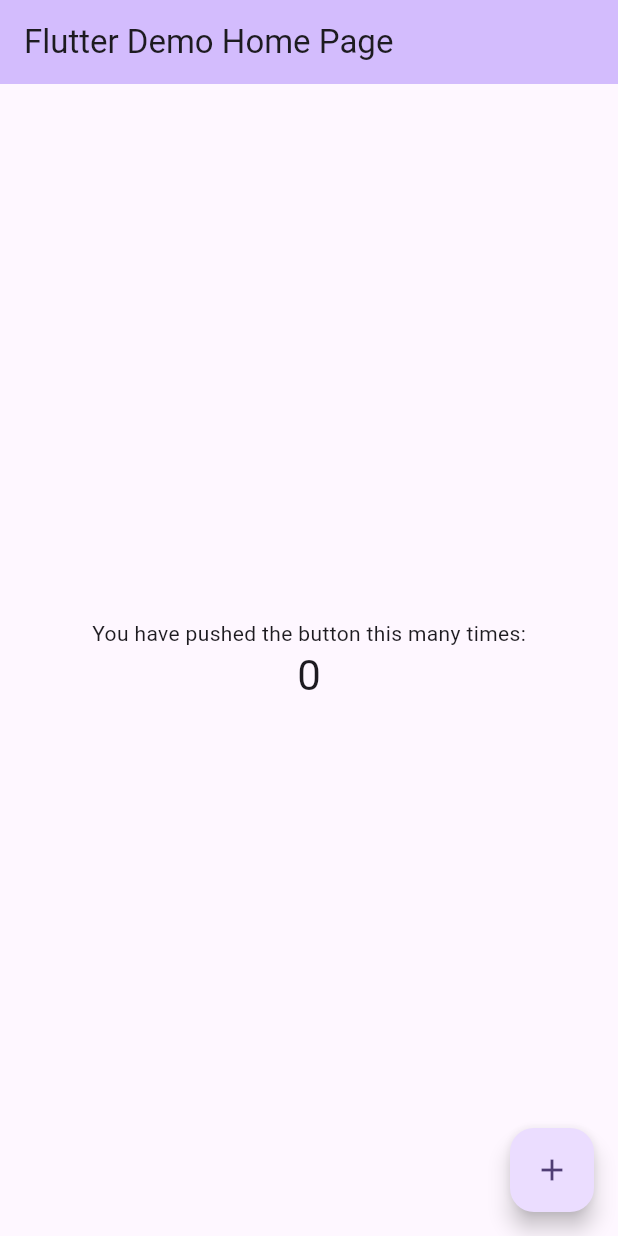
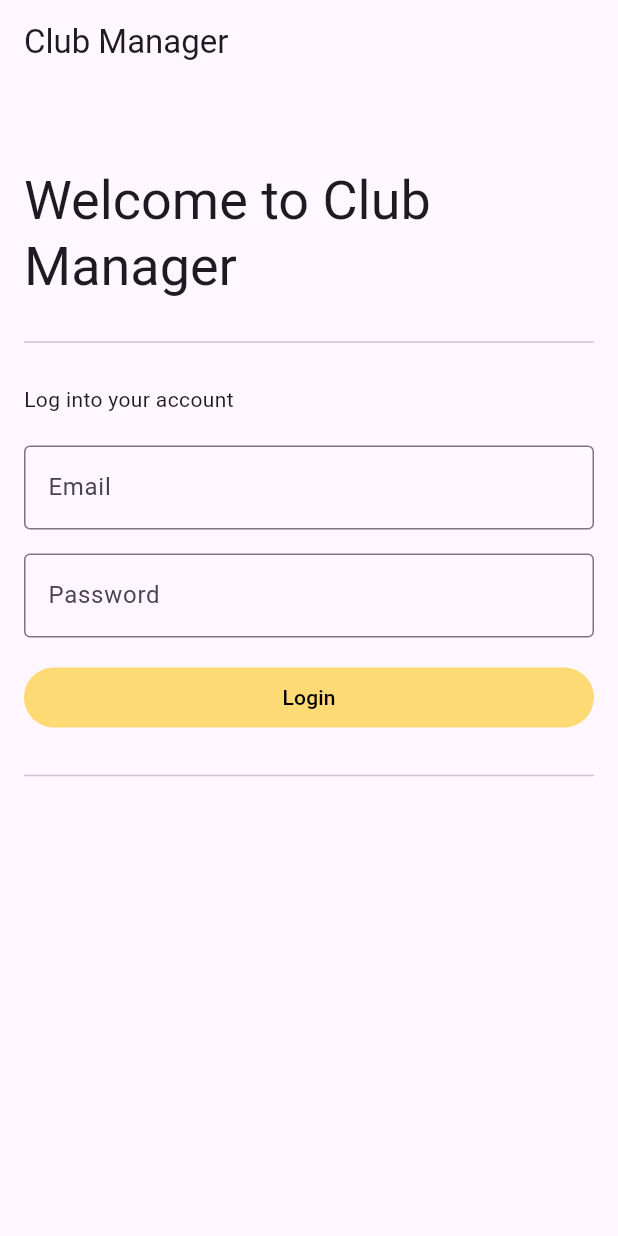
Before and after one commit to igustr/icd0018-hybridmobile-club-managment, a Flutter app: the screen it shows after launch, on a phone screen of 412 x 824 dp. Run offline on Flutter 3.47's test engine with Material 3 defaults, Android fonts, the phone set to English and light mode, and no system bars; our stand-ins replace firebase_core, flutter_riverpod; accounts and stored records are empty; generated files the repository leaves out were written again.

Commit message:
auth part 1

```diff
--- a/lib/main.dart
+++ b/lib/main.dart
@@ -1,6 +1,7 @@
 import 'package:flutter/material.dart';
 import 'package:firebase_core/firebase_core.dart';
 import 'package:icd0018_hybridmobile_club_managment/firebase_options.dart';
+import 'package:icd0018_hybridmobile_club_managment/views/login/login_view.dart';
 
 void main() async {
   WidgetsFlutterBinding.ensureInitialized();
@@ -13,116 +14,15 @@ void main() async {
 class MyApp extends StatelessWidget {
   const MyApp({super.key});
 
-  // This widget is the root of your application.
   @override
   Widget build(BuildContext context) {
     return MaterialApp(
       title: 'Flutter Demo',
       theme: ThemeData(
-        // This is the theme of your application.
-        //
-        // TRY THIS: Try running your application with "flutter run". You'll see
-        // the application has a purple toolbar. Then, without quitting the app,
-        // try changing the seedColor in the colorScheme below to Colors.green
-        // and then invoke "hot reload" (save your changes or press the "hot
-        // reload" button in a Flutter-supported IDE, or press "r" if you used
-        // the command line to start the app).
-        //
-        // Notice that the counter didn't reset back to zero; the application
-        // state is not lost during the reload. To reset the state, use hot
-        // restart instead.
-        //
-        // This works for code too, not just values: Most code changes can be
-        // tested with just a hot reload.
+
         colorScheme: ColorScheme.fromSeed(seedColor: Colors.deepPurple),
       ),
-      home: const MyHomePage(title: 'Flutter Demo Home Page'),
+      home: const LoginView(),
     );
   }
 }
-
-class MyHomePage extends StatefulWidget {
-  const MyHomePage({super.key, required this.title});
-
-  // This widget is the home page of your application. It is stateful, meaning
-  // that it has a State object (defined below) that contains fields that affect
-  // how it looks
-
-  // This class is the configuration for the state. It holds the values (in this
-  // case the title) provided by the parent (in this case the App widget) and
-  // used by the build method of the State. Fields in a Widget subclass are
-  // always marked "final".
-
-  final String title;
-
-  @override
-  State<MyHomePage> createState() => _MyHomePageState();
-}
-
-class _MyHomePageState extends State<MyHomePage> {
-  int _counter = 0;
-
-  void _incrementCounter() {
-    setState(() {
-      // This call to setState tells the Flutter framework that something has
-      // changed in this State, which causes it to rerun the build method below
-      // so that the display can reflect the updated values. If we changed
-      // _counter without calling setState(), then the build method would not be
-      // called again, and so nothing would appear to happen.
-      _counter++;
-    });
-  }
-
-  @override
-  Widget build(BuildContext context) {
-    // This method is rerun every time setState is called, for instance as done
-    // by the _incrementCounter method above.
-    //
-    // The Flutter framework has been optimized to make rerunning build methods
-    // fast, so that you can just rebuild anything that needs updating rather
-    // than having to individually change instances of widgets.
-    return Scaffold(
-      appBar: AppBar(
-        // TRY THIS: Try changing the color here to a specific color (to
-        // Colors.amber, perhaps?) and trigger a hot reload to see the AppBar
-        // change color while the other colors stay the same.
-        backgroundColor: Theme.of(context).colorScheme.inversePrimary,
-        // Here we take the value from the MyHomePage object that was created by
-        // the App.build method, and use it to set our appbar title.
-        title: Text(widget.title),
-      ),
-      body: Center(
-        // Center is a layout widget. It takes a single child and positions it
-        // in the middle of the parent.
-        child: Column(
-          // Column is also a layout widget. It takes a list of children and
-          // arranges them vertically. By default, it sizes itself to fit its
-          // children horizontally, and tries to be as tall as its parent.
-          //
-          // Column has various properties to control how it sizes itself and
-          // how it positions its children. Here we use mainAxisAlignment to
-          // center the children vertically; the main axis here is the vertical
-          // axis because Columns are vertical (the cross axis would be
-          // horizontal).
-          //
-          // TRY THIS: Invoke "debug painting" (choose the "Toggle Debug Paint"
-          // action in the IDE, or press "p" in the console), to see the
-          // wireframe for each widget.
-          mainAxisAlignment: MainAxisAlignment.center,
-          children: <Widget>[
-            const Text('You have pushed the button this many times:'),
-            Text(
-              '$_counter',
-              style: Theme.of(context).textTheme.headlineMedium,
-            ),
-          ],
-        ),
-      ),
-      floatingActionButton: FloatingActionButton(
-        onPressed: _incrementCounter,
-        tooltip: 'Increment',
-        child: const Icon(Icons.add),
-      ), // This trailing comma makes auto-formatting nicer for build methods.
-    );
-  }
-}
--- /dev/null
+++ b/lib/views/constants/app_colors.dart
@@ -0,0 +1,26 @@
+import 'package:flutter/material.dart';
+
+@immutable
+class AppColors {
+  const AppColors._();
+
+  // Main colours
+  static const Color primaryBlue = Color(0xFF0033A0);
+  static const Color lightBlue = Color(0xFF007BFF);
+  static const Color skyBlue = Color(0xFFB3E5FC);
+
+  // Neutral
+  static const Color white = Colors.white;
+  static const Color black = Colors.black;
+  static const Color darkGrey = Color(0xFF121212);
+  static const Color grey = Color(0xFF9E9E9E);
+
+  // Errors and success
+  static const Color accentGold = Color(0xFFFEDA75);
+  static const Color errorRed = Color(0xFFE53935);
+  static const Color successGreen = Color(0xFF43A047);
+
+  // Buttons and text
+  static const Color loginButtonColor = accentGold;
+  static const Color loginButtonTextColor = black;
+}
--- /dev/null
+++ b/lib/views/constants/strings.dart
@@ -0,0 +1,8 @@
+import 'package:flutter/foundation.dart';
+
+@immutable
+class Strings {
+  static const appName = 'Club Manager';
+  static const welcomeToAppName = 'Welcome to $appName';
+  static const logIntoYourAccount = 'Log into your account';
+}
--- /dev/null
+++ b/lib/views/login/login_view.dart
@@ -0,0 +1,132 @@
+import 'package:flutter/material.dart';
+import 'package:flutter_riverpod/flutter_riverpod.dart';
+import 'package:icd0018_hybridmobile_club_managment/views/constants/strings.dart';
+
+//import 'package:icd0018_hybridmobile_club_managment/state/auth/models/auth_result.dart';
+//import 'package:icd0018_hybridmobile_club_managment/state/auth/models/auth_state.dart';
+//import 'package:icd0018_hybridmobile_club_managment/state/auth/providers/authentication_provider.dart';
+import 'package:icd0018_hybridmobile_club_managment/views/constants/app_colors.dart';
+import 'package:icd0018_hybridmobile_club_managment/views/login/widgets/divider_with_margins.dart';
+
+class LoginView extends ConsumerStatefulWidget {
+  const LoginView({super.key});
+
+  @override
+  _LoginViewState createState() => _LoginViewState();
+}
+
+class _LoginViewState extends ConsumerState<LoginView> {
+  final _emailController = TextEditingController();
+  final _passwordController = TextEditingController();
+  final _formKey = GlobalKey<FormState>();
+
+  String? _validateEmail(String? email) {
+    if (email == null || email.isEmpty) {
+      return 'Please enter your email';
+    }
+    final emailRegex = RegExp(r'^[a-zA-Z0-9._]+@[a-zA-Z0-9]+\.[a-zA-Z]+');
+    if (!emailRegex.hasMatch(email)) {
+      return 'Please enter a valid email';
+    }
+
+    return null;
+  }
+
+  String? _validatePassword(String? password) {
+    if (password == null || password.isEmpty) {
+      return 'Please enter your password';
+    }
+    if (password.length < 5) {
+      return 'Password must be at least 5 characters long';
+    }
+    if (!RegExp(r'[A-Z]').hasMatch(password)) {
+      return 'Password must contain at least one uppercase letter';
+    }
+    return null;
+  }
+
+  @override
+  void dispose() {
+    _emailController.dispose();
+    _passwordController.dispose();
+    super.dispose();
+  }
+
+  Future<void> _attemptLogin() async {
+    if (_formKey.currentState!.validate()) {
+      final email = _emailController.text;
+      final password = _passwordController.text;
+
+      final authProvider = ref.read(authenticationProvider.notifier);
+      await authProvider.loginWithEmailAndPassword(email, password);
+    }
+  }
+
+  @override
+  Widget build(BuildContext context) {
+    return Scaffold(
+      appBar: AppBar(title: const Text(Strings.appName)),
+      body: Padding(
+        padding: const EdgeInsets.all(16),
+        child: SingleChildScrollView(
+          child: Form(
+            key: _formKey,
+            child: Column(
+              crossAxisAlignment: CrossAxisAlignment.stretch,
+              children: [
+                const SizedBox(height: 40),
+                // Header text
+                Text(
+                  Strings.welcomeToAppName,
+                  style: Theme.of(context).textTheme.displaySmall,
+                ),
+                const DividerWithMargins(20),
+                Text(
+                  Strings.logIntoYourAccount,
+                  style: Theme.of(
+                    context,
+                  ).textTheme.bodyMedium?.copyWith(height: 1.5),
+                ),
+                const SizedBox(height: 20),
+                // Email field
+                TextFormField(
+                  controller: _emailController,
+                  decoration: const InputDecoration(
+                    labelText: 'Email',
+                    border: OutlineInputBorder(),
+                  ),
+                  keyboardType: TextInputType.emailAddress,
+                  validator: _validateEmail,
+                ),
+                const SizedBox(height: 16),
+                // Password field
+                TextFormField(
+                  controller: _passwordController,
+                  decoration: const InputDecoration(
+                    labelText: 'Password',
+                    border: OutlineInputBorder(),
+                  ),
+                  obscureText: true,
+                  validator: _validatePassword,
+                ),
+                const SizedBox(height: 16),
+                TextButton(
+                  style: TextButton.styleFrom(
+                    backgroundColor: AppColors.loginButtonColor,
+                    foregroundColor: AppColors.loginButtonTextColor,
+                  ),
+                  onPressed: authProvider.isLoading ? null : _attemptLogin,
+                  child: authProvider.isLoading
+                      ? const CircularProgressIndicator()
+                      : const Text("Login"),
+                ),
+                const DividerWithMargins(20),
+                //const LoginViewSignupLinks(),
+              ],
+            ),
+          ),
+        ),
+      ),
+    );
+  }
+}
--- /dev/null
+++ b/lib/views/login/widgets/divider_with_margins.dart
@@ -0,0 +1,22 @@
+import 'package:flutter/material.dart';
+
+class DividerWithMargins extends StatelessWidget {
+  final double margin;
+
+  const DividerWithMargins(this.margin, {super.key});
+
+  @override
+  Widget build(BuildContext context) {
+    return Column(
+      children: [
+        SizedBox(
+          height: margin,
+        ),
+        const Divider(),
+        SizedBox(
+          height: margin,
+        )
+      ],
+    );
+  }
+}
```
Also changed, not shown: pubspec.yaml (+9 -0 lines), pubspec.lock, 1 other file.
